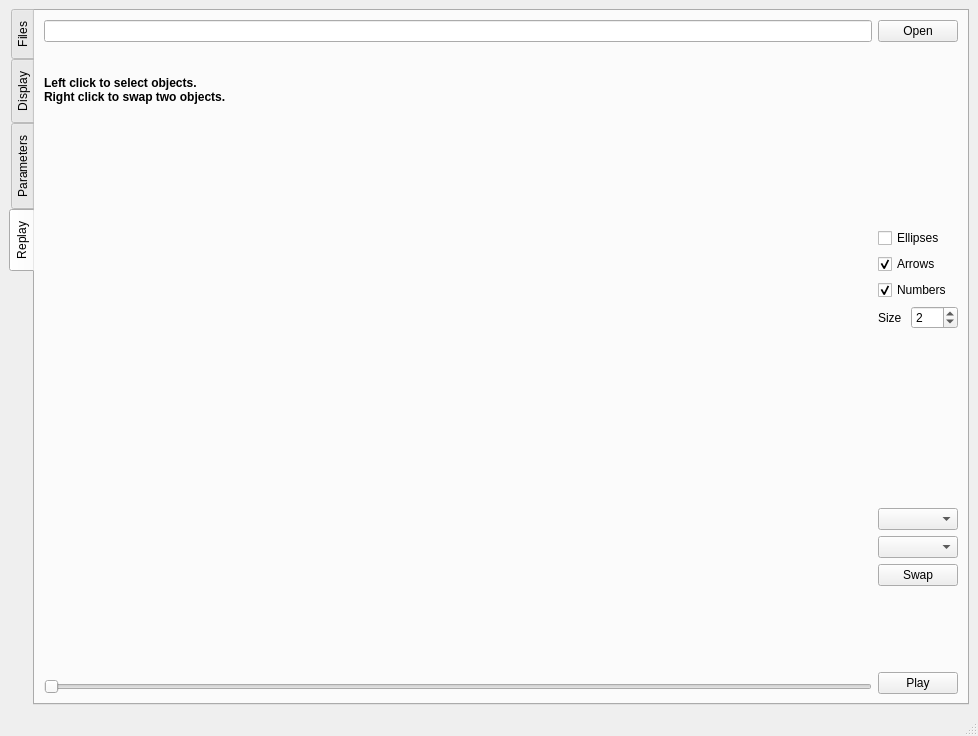
FastTrackOrg/FastTrack, file mainwindow.ui: the form before one commit.
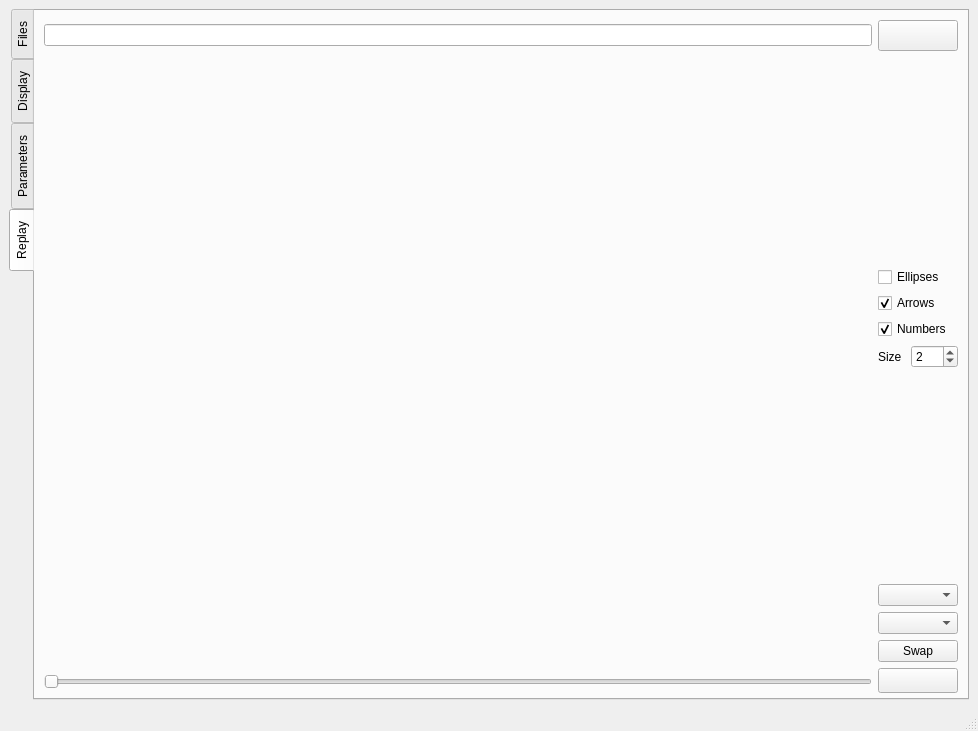
The form after the commit.

Commit message: [style] global: add button icon

What changed in the file:
```diff
--- a/mainwindow.ui
+++ b/mainwindow.ui
@@ -7,7 +7,7 @@
     <x>0</x>
     <y>0</y>
     <width>978</width>
-    <height>736</height>
+    <height>731</height>
    </rect>
   </property>
   <property name="windowTitle">
@@ -170,41 +170,20 @@
         <item row="0" column="0">
          <widget class="QLineEdit" name="replayPath"/>
         </item>
-        <item row="0" column="1">
+        <item row="0" column="1" colspan="2">
          <widget class="QPushButton" name="replayOpen">
-          <property name="text">
-           <string>Open</string>
-          </property>
-         </widget>
-        </item>
-        <item row="1" column="0">
-         <widget class="QLabel" name="label_2">
-          <property name="font">
-           <font>
-            <weight>75</weight>
-            <bold>true</bold>
-           </font>
-          </property>
-          <property name="text">
-           <string>Left click to select objects.
-Right click to swap two objects.</string>
-          </property>
-         </widget>
-        </item>
-        <item row="1" column="1" rowspan="2">
-         <spacer name="verticalSpacer_2">
-          <property name="orientation">
-           <enum>Qt::Vertical</enum>
-          </property>
-          <property name="sizeHint" stdset="0">
+          <property name="minimumSize">
            <size>
-            <width>20</width>
-            <height>174</height>
+            <width>61</width>
+            <height>31</height>
            </size>
           </property>
-         </spacer>
+          <property name="text">
+           <string/>
+          </property>
+         </widget>
         </item>
-        <item row="2" column="0" rowspan="11">
+        <item row="1" column="0" rowspan="10">
          <widget class="QLabel" name="replayDisplay">
           <property name="sizePolicy">
            <sizepolicy hsizetype="Ignored" vsizetype="Ignored">
@@ -216,18 +195,31 @@
            <string/>
           </property>
           <property name="alignment">
-           <set>Qt::AlignCenter</set>
+           <set>Qt::AlignLeading|Qt::AlignLeft|Qt::AlignVCenter</set>
           </property>
          </widget>
         </item>
-        <item row="3" column="1">
+        <item row="1" column="2">
+         <spacer name="verticalSpacer_2">
+          <property name="orientation">
+           <enum>Qt::Vertical</enum>
+          </property>
+          <property name="sizeHint" stdset="0">
+           <size>
+            <width>20</width>
+            <height>174</height>
+           </size>
+          </property>
+         </spacer>
+        </item>
+        <item row="2" column="1" colspan="2">
          <widget class="QCheckBox" name="replayEllipses">
           <property name="text">
            <string>Ellipses</string>
           </property>
          </widget>
         </item>
-        <item row="4" column="1">
+        <item row="3" column="1" colspan="2">
          <widget class="QCheckBox" name="replayArrows">
           <property name="text">
            <string>Arrows</string>
@@ -237,7 +229,7 @@
           </property>
          </widget>
         </item>
-        <item row="5" column="1">
+        <item row="4" column="1" colspan="2">
          <widget class="QCheckBox" name="replayNumbers">
           <property name="text">
            <string>Numbers</string>
@@ -247,16 +239,14 @@
           </property>
          </widget>
         </item>
-        <item row="6" column="1">
-         <layout class="QHBoxLayout" name="horizontalLayout">
-          <item>
+        <item row="5" column="1">
            <widget class="QLabel" name="label">
             <property name="text">
              <string>Size</string>
             </property>
            </widget>
           </item>
-          <item>
+        <item row="5" column="2">
            <widget class="QSpinBox" name="replaySize">
             <property name="minimum">
              <number>1</number>
@@ -269,9 +259,7 @@
             </property>
            </widget>
           </item>
-         </layout>
-        </item>
-        <item row="7" column="1">
+        <item row="6" column="2">
          <spacer name="verticalSpacer">
           <property name="orientation">
            <enum>Qt::Vertical</enum>
@@ -284,36 +272,41 @@
           </property>
          </spacer>
         </item>
-        <item row="8" column="1">
+        <item row="7" column="1" colspan="2">
          <widget class="QComboBox" name="object1Replay"/>
         </item>
-        <item row="9" column="1">
+        <item row="8" column="1" colspan="2">
          <widget class="QComboBox" name="object2Replay"/>
         </item>
-        <item row="10" column="1">
+        <item row="9" column="1" colspan="2">
          <widget class="QPushButton" name="swapReplay">
           <property name="text">
            <string>Swap</string>
           </property>
          </widget>
         </item>
-        <item row="11" column="1">
-         <spacer name="verticalSpacer_3">
-          <property name="orientation">
-           <enum>Qt::Vertical</enum>
-          </property>
-          <property name="sizeHint" stdset="0">
-           <size>
-            <width>20</width>
-            <height>45</height>
-           </size>
-          </property>
-         </spacer>
-        </item>
-        <item row="12" column="1" rowspan="2">
+        <item row="10" column="1" colspan="2">
          <widget class="QPushButton" name="playReplay">
+          <property name="sizePolicy">
+           <sizepolicy hsizetype="Ignored" vsizetype="Ignored">
+            <horstretch>0</horstretch>
+            <verstretch>0</verstretch>
+           </sizepolicy>
+          </property>
+          <property name="minimumSize">
+           <size>
+            <width>79</width>
+            <height>25</height>
+           </size>
+          </property>
           <property name="text">
-           <string>Play</string>
+           <string/>
+          </property>
+          <property name="iconSize">
+           <size>
+            <width>16</width>
+            <height>16</height>
+           </size>
           </property>
           <property name="checkable">
            <bool>true</bool>
@@ -323,7 +316,7 @@
           </property>
          </widget>
         </item>
-        <item row="13" column="0">
+        <item row="11" column="0">
          <widget class="QSlider" name="replaySlider">
           <property name="orientation">
            <enum>Qt::Horizontal</enum>
```
Lines whose indentation alone changed are shown as unchanged. The commit also changes 6 other files.
